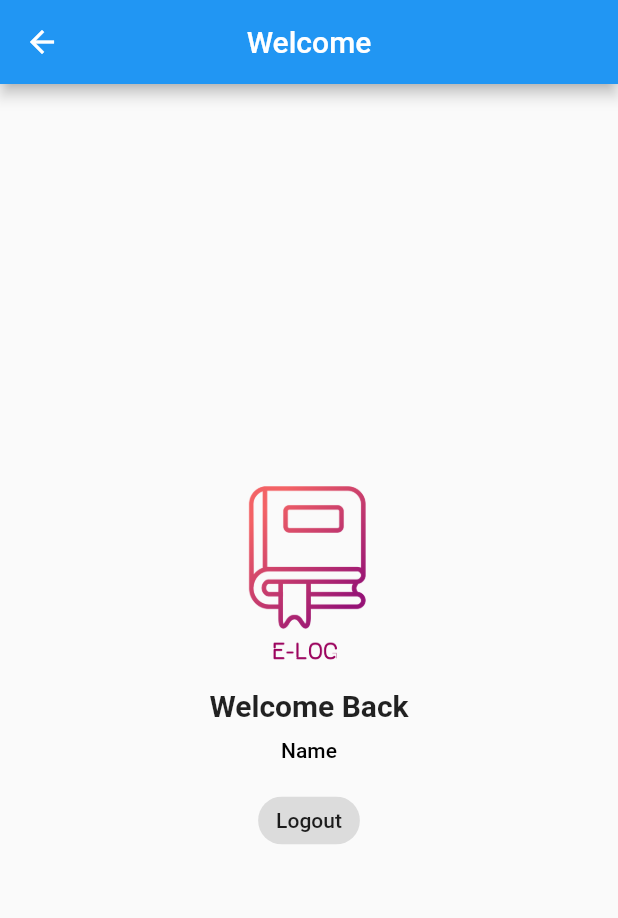
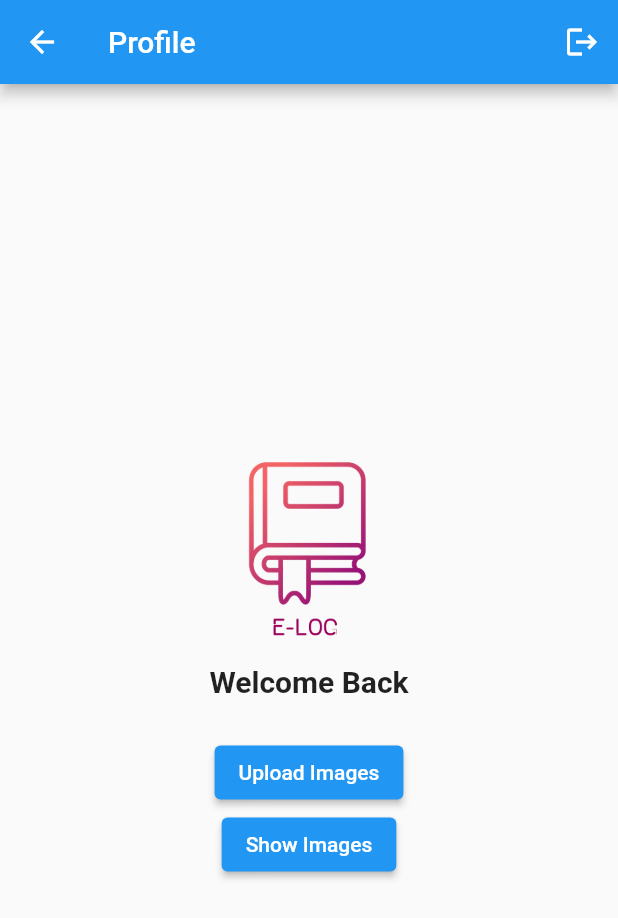
Before and after one commit to Renjith-thinker/GreenApp, a Flutter app: the HomeScreen screen opened by its route, on a phone screen of 412 x 824 dp. Shown: the top 918 px of the screen. Run offline on Flutter 3.47's test engine with Material 2 defaults, Android fonts, the phone set to English and light mode, and no system bars; our stand-ins replace cloud_firestore, firebase_auth, firebase_core, fluttertoast, google_maps_flutter; accounts and stored records are empty.

Commit message:
home page changed, login enabled

```diff
--- a/lib/page/home_screen.dart
+++ b/lib/page/home_screen.dart
@@ -1,19 +1,41 @@
+import 'package:cloud_firestore/cloud_firestore.dart';
+//import 'package:cloud_firestore/cloud_firestore.dart';
+import 'package:firebase_auth/firebase_auth.dart';
 import 'package:flutter/material.dart';
+import 'package:testproject/imageupload/image_show.dart';
+import 'package:testproject/imageupload/image_upload.dart';
+import 'package:testproject/model/user_model.dart';
+import 'package:testproject/page/login_screen.dart';
+import 'package:testproject/page/register.dart';
+
 class HomeScreen extends StatefulWidget {
-  const HomeScreen({ Key? key }) : super(key: key);
+  const HomeScreen({Key? key}) : super(key: key);
 
   @override
   State<HomeScreen> createState() => _HomeScreenState();
 }
 
 class _HomeScreenState extends State<HomeScreen> {
+  User? user = FirebaseAuth.instance.currentUser;
+  UserModel loggedInUser = UserModel();
+
+  @override
+  void initState() {
+    super.initState();
+    FirebaseFirestore.instance
+        .collection("user")
+        .doc(user!.uid)
+        .get()
+        .then((value) {
+      this.loggedInUser = UserModel.fromMap(value.data());
+      setState(() {});
+    });
+  }
+
   @override
   Widget build(BuildContext context) {
     return Scaffold(
-      appBar: AppBar(
-        title: Text('Welcome'),
-        centerTitle: true,
-      ),
+      appBar: _appBar(),
       body: Center(
         child: Padding(
           padding: EdgeInsets.all(20),
@@ -25,25 +47,59 @@ class _HomeScreenState extends State<HomeScreen> {
                   height: 150,
                   child: Image.asset(
                     "assets/logo8_17_232936.png",
-                          fit: BoxFit.contain,)
-              ),
-              Text('Welcome Back',
+                    fit: BoxFit.contain,
+                  )),
+              Text(
+                'Welcome Back',
                 style: TextStyle(fontSize: 20, fontWeight: FontWeight.bold),
               ),
-              SizedBox(height: 10,),
-              Text("Name",
-              style: TextStyle(
-                color: Colors.black,
-                fontWeight: FontWeight.w500),
+              SizedBox(
+                height: 10,
               ),
-                SizedBox(height: 15,),
-                ActionChip(label: Text("Logout"), onPressed: (){
-
-                })
+              //Text(
+              //"${loggedInUser.userModel.fname} ${loggedInUser.secondNameField}",
+              //style:
+              //TextStyle(color: Colors.black, fontWeight: FontWeight.w500),
+              //),
+              SizedBox(
+                height: 15,
+              ),
+              ElevatedButton(
+                  onPressed: () {
+                    Navigator.push(context,
+                        MaterialPageRoute(builder: (context) => ImageUpload()));
+                  },
+                  child: Text("Upload Images")),
+              ElevatedButton(onPressed: () {
+                Navigator.push(context,
+                        MaterialPageRoute(builder: (context) => ShowUpImage ()));
+              }, child: Text("Show Images")),
             ],
           ),
         ),
       ),
     );
   }
+
+  Future<void> logout(BuildContext context) async {
+    await FirebaseAuth.instance.signOut();
+    Navigator.of(context).pushReplacement(
+        MaterialPageRoute(builder: (context) => LoginScreen()));
   }
+
+  _appBar() {
+    final appBarHeight = AppBar().preferredSize.height;
+    return PreferredSize(
+        child: AppBar(
+          title: const Text("Profile"),
+          actions: [
+            IconButton(
+                onPressed: () {
+                  logout(context);
+                },
+                icon: Icon(Icons.logout))
+          ],
+        ),
+        preferredSize: Size.fromHeight(appBarHeight));
+  }
+}
--- a/lib/page/login_screen.dart
+++ b/lib/page/login_screen.dart
@@ -77,7 +77,7 @@ class _LoginScreenState extends State<LoginScreen> {
     final loginButton = Material(
         elevation: 5,
         borderRadius: BorderRadius.circular(30),
-        color: Colors.redAccent,
+        color: Colors.green,
         child: MaterialButton(
           padding: EdgeInsets.fromLTRB(20, 15, 20, 15),
           minWidth: MediaQuery.of(context).size.width,
@@ -135,7 +135,7 @@ class _LoginScreenState extends State<LoginScreen> {
                               child: Text(
                                 "Sign Up",
                                 style: TextStyle(
-                                    color: Colors.redAccent,
+                                    color: Colors.black,
                                     fontWeight: FontWeight.w600,
                                     fontSize: 15),
                               ))
--- a/lib/page/register.dart
+++ b/lib/page/register.dart
@@ -163,7 +163,7 @@ class _Page4State extends State<Page4> {
     final SignUpButton = Material(
         elevation: 5,
         borderRadius: BorderRadius.circular(30),
-        color: Colors.redAccent,
+        color: Colors.green,
         child: MaterialButton(
           padding: EdgeInsets.fromLTRB(20, 15, 20, 15),
           minWidth: MediaQuery.of(context).size.width,
@@ -194,7 +194,7 @@ class _Page4State extends State<Page4> {
             },
             icon: Icon(
               Icons.arrow_back,
-              color: Colors.red,
+              color: Colors.green,
             )
             //icon: icon),
             ),
```
Also changed, not shown: lib/imageupload/image_show.dart (added, +16 -0 lines), lib/imageupload/image_upload.dart (added, +16 -0 lines), lib/page/home.dart (+5 -5 lines). Lines whose indentation alone changed are shown as unchanged.
